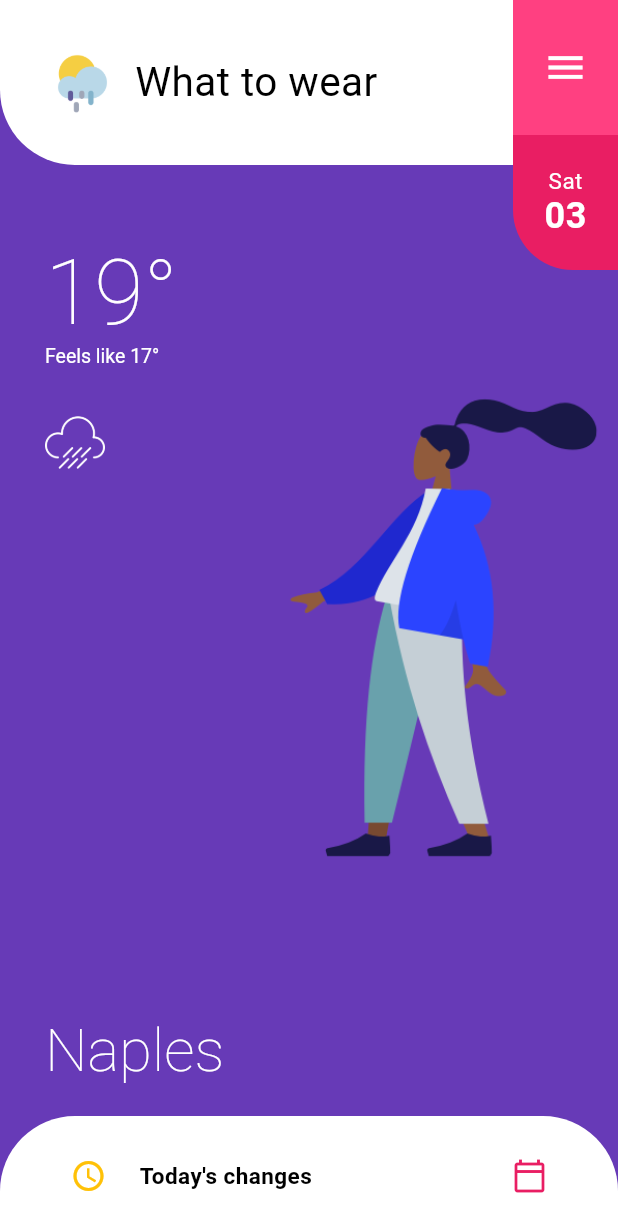
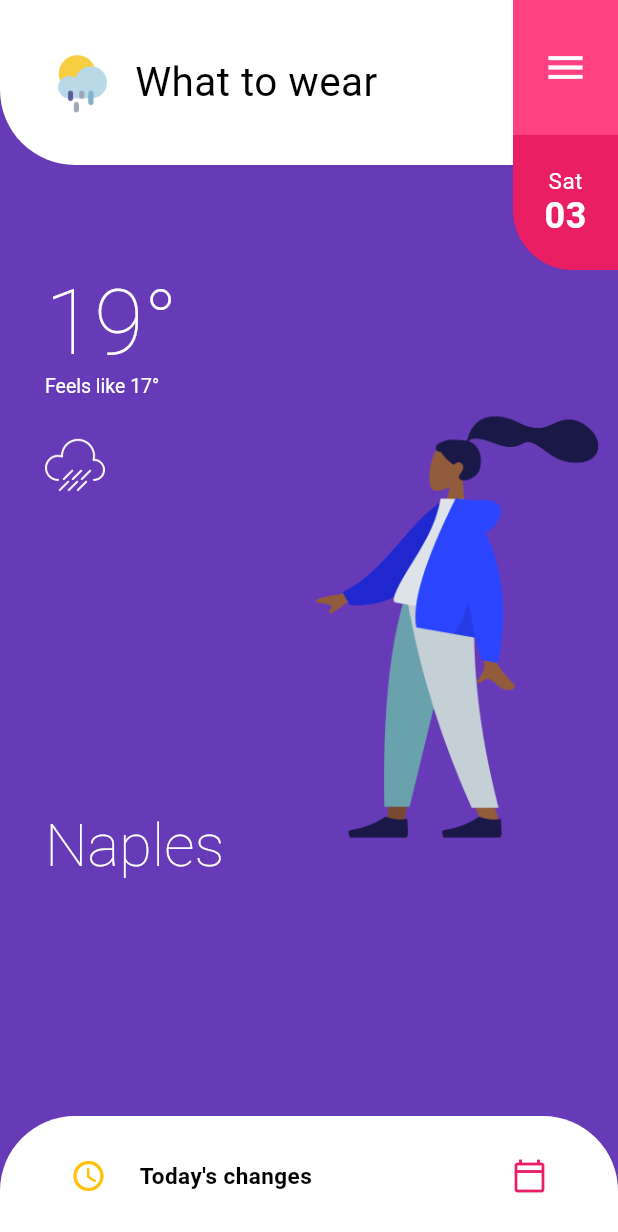
Before and after one commit to mahmoud-eslami/weatherly, a Flutter app: the screen it shows after launch, on a phone screen of 412 x 824 dp. Shown: the top 1232 px of the screen. Run offline on Flutter 3.47's test engine with Material 2 defaults, Android fonts, the phone set to English and light mode, and no system bars; our stand-ins replace bloc, equatable, flutter_bloc.

Commit message:
home body animation completed

```diff
--- a/lib/home.dart
+++ b/lib/home.dart
@@ -55,7 +55,10 @@ class _HomeState extends State<Home> {
           }
           return Stack(
             children: [
-              HomeBodyWidget(),
+              HomeBodyWidget(
+                homeCubit: _homeCubit,
+                state: _homeDimsModel.showCalenderIconInBottomSheet,
+              ),
               AppBar(
                 height: _homeDimsModel.appBarHeight,
                 iconSize: _homeDimsModel.appBarIconSize,
@@ -82,58 +85,82 @@ class _HomeState extends State<Home> {
 }
 
 class HomeBodyWidget extends StatelessWidget {
+  final HomeCubit homeCubit;
+  final bool state;
+
+  const HomeBodyWidget({
+    Key key,
+    @required this.homeCubit,
+    @required this.state,
+  }) : super(key: key);
+
   @override
   Widget build(BuildContext context) {
+    var size = MediaQuery.of(context).size;
     return Padding(
       padding: const EdgeInsets.only(left: 30),
+      child: Container(
+        height: size.height,
         child: Row(
           children: [
-          Column(
-            crossAxisAlignment: CrossAxisAlignment.start,
+            SizedBox(
+              height: size.height,
+              width: 140,
+              child: Stack(
                 children: [
-              SizedBox(
-                height: 160,
-              ),
-              Text(
-                '19°',
+                  AnimatedPositioned(
+                    duration: Duration(milliseconds: 600),
+                    top: (state) ? 180:110,
+                    left: (state) ?0:45,
+                    child: AnimatedDefaultTextStyle(
+                      duration: Duration(milliseconds: 600),
                       style: TextStyle(
                           color: Colors.white,
-                    fontSize: 60,
+                          fontSize: (state) ? 60 : 50,
                           fontWeight: FontWeight.w200),
+                      child: Text(
+                        '19°',
                       ),
-              Text(
+                    ),
+                  ),
+                  AnimatedPositioned(
+                    duration: Duration(milliseconds: 600),
+                    top: 250,
+                    child: Visibility(
+                      visible: state,
+                      child: Text(
                         'Feels like 17°',
                         style: TextStyle(
                             color: Colors.white,
                             fontSize: 13,
                             fontWeight: FontWeight.w400),
                       ),
-              SizedBox(
-                height: 30,
                     ),
-              Image.asset(
+                  ),
+                  AnimatedPositioned(
+                    duration: Duration(milliseconds: 600),
+                    top: (state) ? 290:121,
+                    child: Image.asset(
                       'assets/images/rainy.png',
                       width: 40,
                     ),
-              Expanded(
-                child: SizedBox(
-                  height: 0,
                   ),
-              ),
-              Text(
+                  AnimatedPositioned(
+                    duration: Duration(milliseconds: 600),
+                    top: 540,
+                    child: Text(
                       'Naples',
                       style: TextStyle(
                           color: Colors.white,
                           fontSize: 40,
                           fontWeight: FontWeight.w200),
                     ),
-              SizedBox(
-                height: 100,
                   ),
                 ],
               ),
+            ),
             Expanded(
-            child:Transform(
+              child: Transform(
                 alignment: Alignment.center,
                 transform: Matrix4.rotationY(pi),
                 child: Image.asset(
@@ -142,6 +169,7 @@ class HomeBodyWidget extends StatelessWidget {
               ),
             )
           ],
+        ),
       ),
     );
   }
```
Lines whose indentation alone changed are shown as unchanged.
